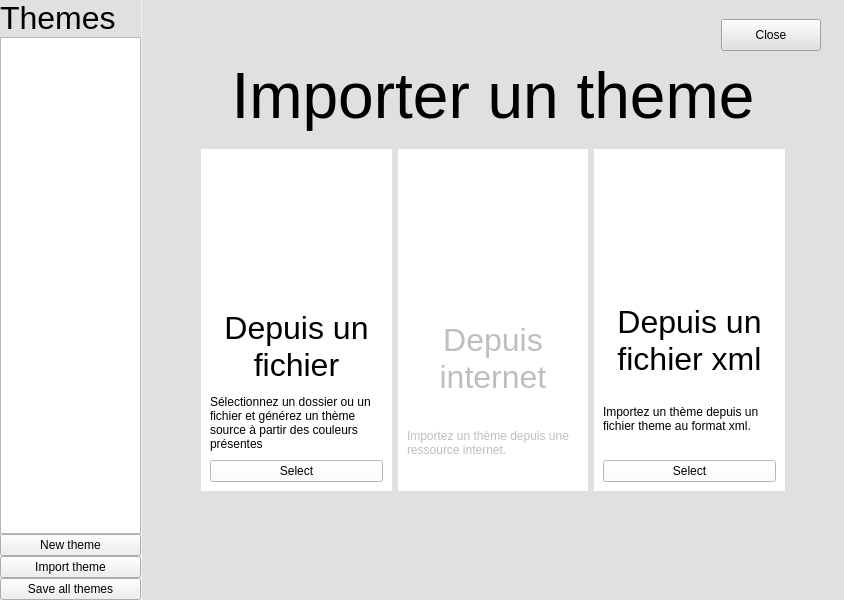
Old version of the form ui/mainwindow.ui in the repository nderousseaux/projet-ihm.
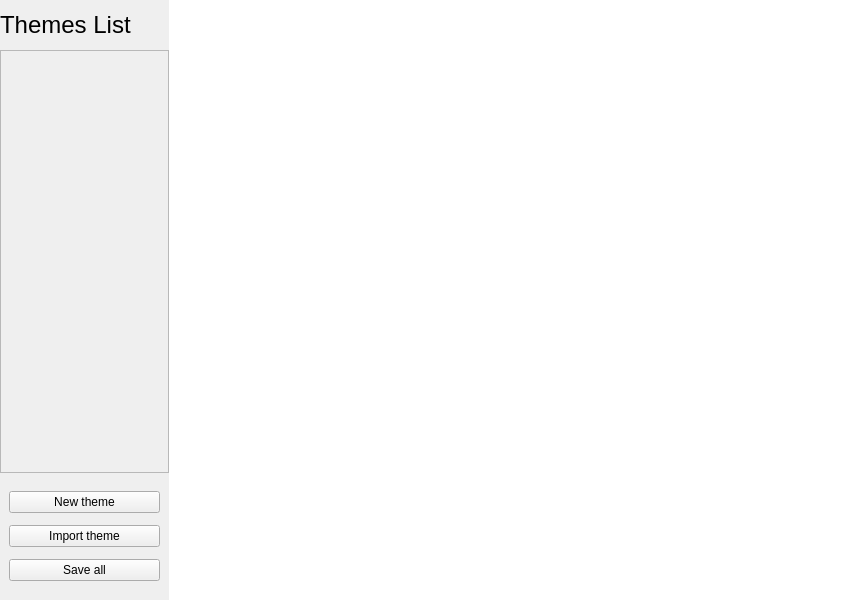
New version of the form. The open tabs and pages were chosen to show the change. Icons and pictures are not drawn.

```diff
--- a/ui/mainwindow.ui
+++ b/ui/mainwindow.ui
@@ -10,13 +10,19 @@
     <height>600</height>
    </rect>
   </property>
+  <property name="minimumSize">
+   <size>
+    <width>780</width>
+    <height>480</height>
+   </size>
+  </property>
   <property name="windowTitle">
    <string>MainWindow</string>
   </property>
   <widget class="QWidget" name="centralwidget">
-   <layout class="QHBoxLayout" name="horizontalLayout" stretch="1,5">
+   <layout class="QVBoxLayout" name="verticalLayout_2">
     <property name="spacing">
-     <number>1</number>
+     <number>0</number>
     </property>
     <property name="leftMargin">
      <number>0</number>
@@ -31,260 +37,215 @@
      <number>0</number>
     </property>
     <item>
-     <layout class="QVBoxLayout" name="verticalLayout_2" stretch="1,20,3">
-      <property name="spacing">
-       <number>0</number>
-      </property>
-      <item>
-       <widget class="QLabel" name="label">
-        <property name="styleSheet">
-         <string notr="true">background-color: rgb(226, 223, 223);</string>
-        </property>
-        <property name="text">
-         <string>&lt;html&gt;&lt;head/&gt;&lt;body&gt;&lt;p&gt;&lt;span style=&quot; font-size:24pt;&quot;&gt;Themes&lt;/span&gt;&lt;/p&gt;&lt;/body&gt;&lt;/html&gt;</string>
-        </property>
-        <property name="margin">
-         <number>10</number>
-        </property>
-       </widget>
-      </item>
-      <item>
-       <widget class="QListWidget" name="listWidget">
-        <property name="styleSheet">
-         <string notr="true">QListWidget::item:selected {
-	background-image: url(:/src/list-background);
-	color: black;
-}
-QListWidget QWidget[widgetItem=true] {
-	background: transparent;
-}</string>
-        </property>
-       </widget>
-      </item>
-      <item>
-       <layout class="QVBoxLayout" name="verticalLayout_3">
-        <property name="spacing">
-         <number>0</number>
-        </property>
-        <item>
-         <widget class="QPushButton" name="pushButton">
-          <property name="text">
-           <string>New theme</string>
-          </property>
-         </widget>
-        </item>
-        <item>
-         <widget class="QPushButton" name="pushButton_3">
-          <property name="text">
-           <string>Import theme</string>
-          </property>
-         </widget>
-        </item>
-        <item>
-         <widget class="QPushButton" name="pushButton_2">
-          <property name="text">
-           <string>Save all themes</string>
-          </property>
-         </widget>
-        </item>
-       </layout>
-      </item>
-     </layout>
-    </item>
-    <item>
-     <layout class="QVBoxLayout" name="verticalLayout">
-      <property name="spacing">
-       <number>0</number>
-      </property>
-      <item>
-       <widget class="QStackedWidget" name="stackedWidget">
-        <property name="styleSheet">
-         <string notr="true">background-color: rgb(226, 223, 223);</string>
-        </property>
-        <widget class="QWidget" name="page"/>
-        <widget class="QWidget" name="page_2">
+     <widget class="QWidget" name="widget" native="true">
+      <layout class="QHBoxLayout" name="horizontalLayout" stretch="1,4">
+       <property name="spacing">
+        <number>0</number>
+       </property>
+       <property name="leftMargin">
+        <number>0</number>
+       </property>
+       <property name="topMargin">
+        <number>0</number>
+       </property>
+       <property name="rightMargin">
+        <number>0</number>
+       </property>
+       <property name="bottomMargin">
+        <number>0</number>
+       </property>
+       <item>
+        <widget class="QWidget" name="widget_4" native="true">
          <property name="styleSheet">
-          <string notr="true">background-color: rgb(226, 223, 223);</string>
+          <string notr="true">*&gt;*{
+	background-color: rgb(249, 249, 249);
+}
+
+
+
+</string>
          </property>
-         <layout class="QVBoxLayout" name="verticalLayout_4" stretch="1,1,10">
+         <layout class="QVBoxLayout" name="verticalLayout" stretch="2,10,3">
+          <property name="spacing">
+           <number>0</number>
+          </property>
+          <property name="leftMargin">
+           <number>0</number>
+          </property>
+          <property name="topMargin">
+           <number>0</number>
+          </property>
+          <property name="rightMargin">
+           <number>0</number>
+          </property>
+          <property name="bottomMargin">
+           <number>0</number>
+          </property>
           <item>
-           <widget class="QWidget" name="widget_5" native="true">
-            <widget class="QPushButton" name="pushButton_4">
+           <widget class="QLabel" name="label">
+            <property name="sizePolicy">
+             <sizepolicy hsizetype="Preferred" vsizetype="Fixed">
+              <horstretch>0</horstretch>
+              <verstretch>0</verstretch>
+             </sizepolicy>
+            </property>
+            <property name="minimumSize">
+             <size>
+              <width>100</width>
+              <height>50</height>
+             </size>
+            </property>
+            <property name="styleSheet">
+             <string notr="true">border-right: 1px solid rgb(205, 205, 205);</string>
+            </property>
+            <property name="text">
+             <string>&lt;html&gt;&lt;head/&gt;&lt;body&gt;&lt;p&gt;&lt;span style=&quot; font-size:18pt;&quot;&gt;Themes List&lt;/span&gt;&lt;/p&gt;&lt;/body&gt;&lt;/html&gt;</string>
+            </property>
+            <property name="margin">
+             <number>15</number>
+            </property>
+           </widget>
+          </item>
+          <item>
+           <widget class="QScrollArea" name="listTheme">
+            <property name="sizePolicy">
+             <sizepolicy hsizetype="Preferred" vsizetype="Preferred">
+              <horstretch>0</horstretch>
+              <verstretch>0</verstretch>
+             </sizepolicy>
+            </property>
+            <property name="minimumSize">
+             <size>
+              <width>0</width>
+              <height>300</height>
+             </size>
+            </property>
+            <property name="styleSheet">
+             <string notr="true">#listTheme{
+border-right:1px solid rgb(205,205,205);
+
+}
+</string>
+            </property>
+            <property name="verticalScrollBarPolicy">
+             <enum>Qt::ScrollBarAsNeeded</enum>
+            </property>
+            <property name="horizontalScrollBarPolicy">
+             <enum>Qt::ScrollBarAlwaysOff</enum>
+            </property>
+            <property name="widgetResizable">
+             <bool>true</bool>
+            </property>
+            <widget class="QWidget" name="container">
              <property name="geometry">
               <rect>
-               <x>570</x>
-               <y>10</y>
-               <width>100</width>
-               <height>32</height>
+               <x>0</x>
+               <y>0</y>
+               <width>167</width>
+               <height>420</height>
               </rect>
              </property>
-             <property name="text">
-              <string>Close</string>
+             <property name="styleSheet">
+              <string notr="true"/>
              </property>
-            </widget>
-           </widget>
-          </item>
-          <item>
-           <widget class="QLabel" name="label_2">
-            <property name="text">
-             <string>&lt;html&gt;&lt;head/&gt;&lt;body&gt;&lt;p align=&quot;center&quot;&gt;&lt;span style=&quot; font-size:48pt;&quot;&gt;Importer un theme&lt;/span&gt;&lt;/p&gt;&lt;/body&gt;&lt;/html&gt;</string>
-            </property>
-           </widget>
-          </item>
-          <item>
-           <widget class="QWidget" name="widget" native="true">
-            <layout class="QHBoxLayout" name="horizontalLayout_2" stretch="1,1,1">
-             <property name="spacing">
-              <number>-1</number>
-             </property>
-             <property name="leftMargin">
-              <number>50</number>
-             </property>
-             <property name="rightMargin">
-              <number>50</number>
-             </property>
-             <property name="bottomMargin">
-              <number>100</number>
-             </property>
-             <item>
-              <widget class="QWidget" name="widget_4" native="true">
-               <property name="enabled">
-                <bool>true</bool>
-               </property>
-               <property name="styleSheet">
-                <string notr="true">background-color: rgb(255, 255, 255);</string>
-               </property>
-               <layout class="QVBoxLayout" name="verticalLayout_7" stretch="10,5,5,0">
+             <layout class="QHBoxLayout" name="horizontalLayout_3">
+              <property name="spacing">
+               <number>0</number>
+              </property>
+              <property name="leftMargin">
+               <number>0</number>
+              </property>
+              <property name="topMargin">
+               <number>0</number>
+              </property>
+              <property name="rightMargin">
+               <number>0</number>
+              </property>
+              <property name="bottomMargin">
+               <number>0</number>
+              </property>
+              <item>
+               <layout class="QVBoxLayout" name="layout_list_theme">
                 <property name="spacing">
                  <number>0</number>
                 </property>
-                <item>
-                 <widget class="QWidget" name="widget_6" native="true">
-                  <property name="autoFillBackground">
-                   <bool>false</bool>
-                  </property>
-                  <property name="styleSheet">
-                   <string notr="true">border-image: url(:/src/import.png) 0 0 0 0 stretch stretch;
-</string>
-                  </property>
-                  <layout class="QHBoxLayout" name="horizontalLayout_3"/>
-                 </widget>
-                </item>
-                <item>
-                 <widget class="QLabel" name="label_7">
-                  <property name="text">
-                   <string>&lt;html&gt;&lt;head/&gt;&lt;body&gt;&lt;p align=&quot;center&quot;&gt;&lt;span style=&quot; font-size:24pt;&quot;&gt;Depuis un fichier&lt;/span&gt;&lt;/p&gt;&lt;/body&gt;&lt;/html&gt;</string>
-                  </property>
-                  <property name="wordWrap">
-                   <bool>true</bool>
-                  </property>
-                 </widget>
-                </item>
-                <item>
-                 <widget class="QLabel" name="label_8">
-                  <property name="text">
-                   <string>Sélectionnez un dossier ou un fichier et générez un thème source à partir des couleurs présentes</string>
-                  </property>
-                  <property name="wordWrap">
-                   <bool>true</bool>
-                  </property>
-                 </widget>
-                </item>
-                <item>
-                 <widget class="QPushButton" name="pushButton_6">
-                  <property name="text">
-                   <string>Select</string>
-                  </property>
-                 </widget>
-                </item>
                </layout>
+              </item>
+             </layout>
+            </widget>
+           </widget>
+          </item>
+          <item>
+           <widget class="QWidget" name="widget_5" native="true">
+            <property name="minimumSize">
+             <size>
+              <width>0</width>
+              <height>50</height>
+             </size>
+            </property>
+            <property name="styleSheet">
+             <string notr="true">#widget_5{
+	border-right: 1px solid rgb(205, 205, 205);
+}
+*&gt;QPushButton{
+	background-color: rgb(249, 249, 249);
+	border:1px solid  rgb(41, 105, 188);
+	height:auto;
+	color:rgb(41, 105, 188);
+	border-radius:5px;
+}
+*&gt;QPushButton:hover{
+	background-color: rgb(41, 105, 188);
+	border:1px solid  rgb(41, 105, 188);
+	height:auto;
+	color:rgb(249, 249, 249);
+	border-radius:5px;
+}</string>
+            </property>
+            <layout class="QVBoxLayout" name="verticalLayout_3">
+             <property name="spacing">
+              <number>4</number>
+             </property>
+             <property name="sizeConstraint">
+              <enum>QLayout::SetDefaultConstraint</enum>
+             </property>
+             <property name="topMargin">
+              <number>10</number>
+             </property>
+             <property name="bottomMargin">
+              <number>10</number>
+             </property>
+             <item>
+              <widget class="QPushButton" name="btn_new_theme">
+               <property name="cursor">
+                <cursorShape>PointingHandCursor</cursorShape>
+               </property>
+               <property name="text">
+                <string>New theme</string>
+               </property>
               </widget>
              </item>
              <item>
-              <widget class="QWidget" name="widget_3" native="true">
-               <property name="enabled">
-                <bool>false</bool>
+              <widget class="QPushButton" name="btn_import_theme">
+               <property name="cursor">
+                <cursorShape>PointingHandCursor</cursorShape>
                </property>
                <property name="styleSheet">
-                <string notr="true">background-color: rgb(255, 255, 255);</string>
+                <string notr="true"/>
                </property>
-               <layout class="QVBoxLayout" name="verticalLayout_6" stretch="10,5,5">
-                <item>
-                 <widget class="QWidget" name="widget_7" native="true">
-                  <property name="styleSheet">
-                   <string notr="true">border-image: url(:/src/link.png) 0 0 0 0 stretch stretch;
-</string>
-                  </property>
-                 </widget>
-                </item>
-                <item>
-                 <widget class="QLabel" name="label_6">
-                  <property name="text">
-                   <string>&lt;html&gt;&lt;head/&gt;&lt;body&gt;&lt;p align=&quot;center&quot;&gt;&lt;span style=&quot; font-size:24pt;&quot;&gt;Depuis internet&lt;/span&gt;&lt;/p&gt;&lt;/body&gt;&lt;/html&gt;</string>
-                  </property>
-                  <property name="wordWrap">
-                   <bool>true</bool>
-                  </property>
-                 </widget>
-                </item>
-                <item>
-                 <widget class="QLabel" name="label_5">
-                  <property name="text">
-                   <string>Importez un thème depuis une ressource internet.</string>
-                  </property>
-                  <property name="wordWrap">
-                   <bool>true</bool>
-                  </property>
-                 </widget>
-                </item>
-               </layout>
+               <property name="text">
+                <string>Import theme</string>
+               </property>
               </widget>
              </item>
              <item>
-              <widget class="QWidget" name="widget_2" native="true">
-               <property name="enabled">
-                <bool>true</bool>
+              <widget class="QPushButton" name="btn_save_all">
+               <property name="cursor">
+                <cursorShape>PointingHandCursor</cursorShape>
                </property>
-               <property name="styleSheet">
-                <string notr="true">background-color: rgb(255, 255, 255);</string>
+               <property name="text">
+                <string>Save all</string>
                </property>
-               <layout class="QVBoxLayout" name="verticalLayout_5" stretch="10,5,5,0">
-                <item>
-                 <widget class="QWidget" name="widget_8" native="true">
-                  <property name="styleSheet">
-                   <string notr="true">border-image: url(:/src/xml.png) 0 0 0 0 stretch stretch;
-</string>
-                  </property>
-                 </widget>
-                </item>
-                <item>
-                 <widget class="QLabel" name="label_4">
-                  <property name="text">
-                   <string>&lt;html&gt;&lt;head/&gt;&lt;body&gt;&lt;p align=&quot;center&quot;&gt;&lt;span style=&quot; font-size:24pt;&quot;&gt;Depuis un fichier xml&lt;/span&gt;&lt;/p&gt;&lt;/body&gt;&lt;/html&gt;</string>
-                  </property>
-                  <property name="wordWrap">
-                   <bool>true</bool>
-                  </property>
-                 </widget>
-                </item>
-                <item>
-                 <widget class="QLabel" name="label_3">
-                  <property name="text">
-                   <string>Importez un thème depuis un fichier theme au format xml.</string>
-                  </property>
-                  <property name="wordWrap">
-                   <bool>true</bool>
-                  </property>
-                 </widget>
-                </item>
-                <item>
-                 <widget class="QPushButton" name="pushButton_5">
-                  <property name="text">
-                   <string>Select</string>
-                  </property>
-                 </widget>
-                </item>
-               </layout>
               </widget>
              </item>
             </layout>
@@ -292,9 +253,17 @@
           </item>
          </layout>
         </widget>
-       </widget>
-      </item>
-     </layout>
+       </item>
+       <item>
+        <widget class="QWidget" name="selected_theme" native="true">
+         <property name="styleSheet">
+          <string notr="true">background-color: rgb(255, 255, 255);</string>
+         </property>
+         <layout class="QHBoxLayout" name="horizontalLayout_2"/>
+        </widget>
+       </item>
+      </layout>
+     </widget>
     </item>
    </layout>
   </widget>
```
Left out of the diff: 2 changed lines with no effect on the pictures.
